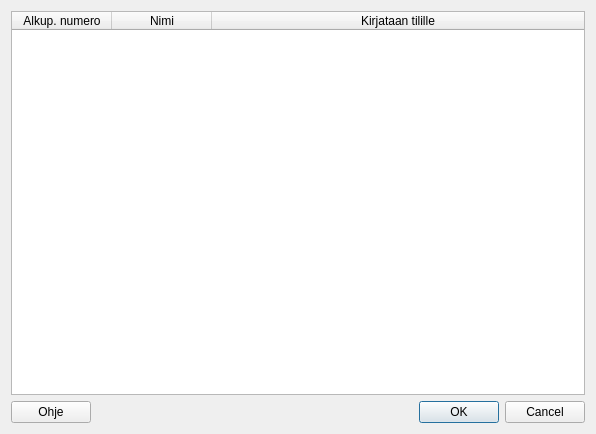
Old version of the form kitupiikki/tuonti/tilimuuntodlg.ui in the repository artoh/kitupiikki.
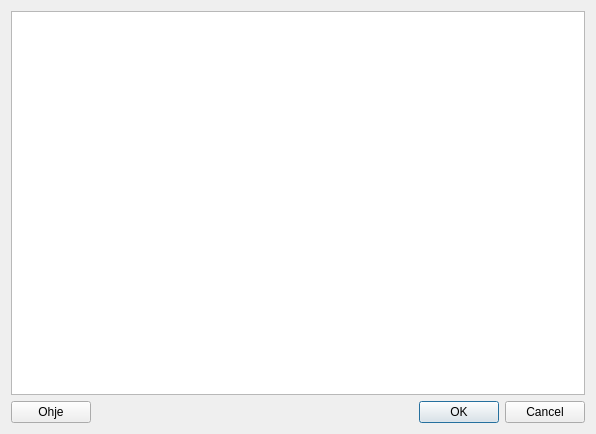
New version of the form. Icons and pictures are not drawn.

Commit message: CSV-tuonnissa myös muunto

Patch:
```diff
--- a/kitupiikki/tuonti/tilimuuntodlg.ui
+++ b/kitupiikki/tuonti/tilimuuntodlg.ui
@@ -15,26 +15,7 @@
   </property>
   <layout class="QVBoxLayout" name="verticalLayout">
    <item>
-    <widget class="QTableWidget" name="muuntoTable">
-     <attribute name="horizontalHeaderStretchLastSection">
-      <bool>true</bool>
-     </attribute>
-     <column>
-      <property name="text">
-       <string>Alkup. numero</string>
-      </property>
-     </column>
-     <column>
-      <property name="text">
-       <string>Nimi</string>
-      </property>
-     </column>
-     <column>
-      <property name="text">
-       <string>Kirjataan tilille</string>
-      </property>
-     </column>
-    </widget>
+    <widget class="QTableView" name="muuntoView"/>
    </item>
    <item>
     <layout class="QHBoxLayout" name="horizontalLayout">
```
The commit also changes 8 other files.
